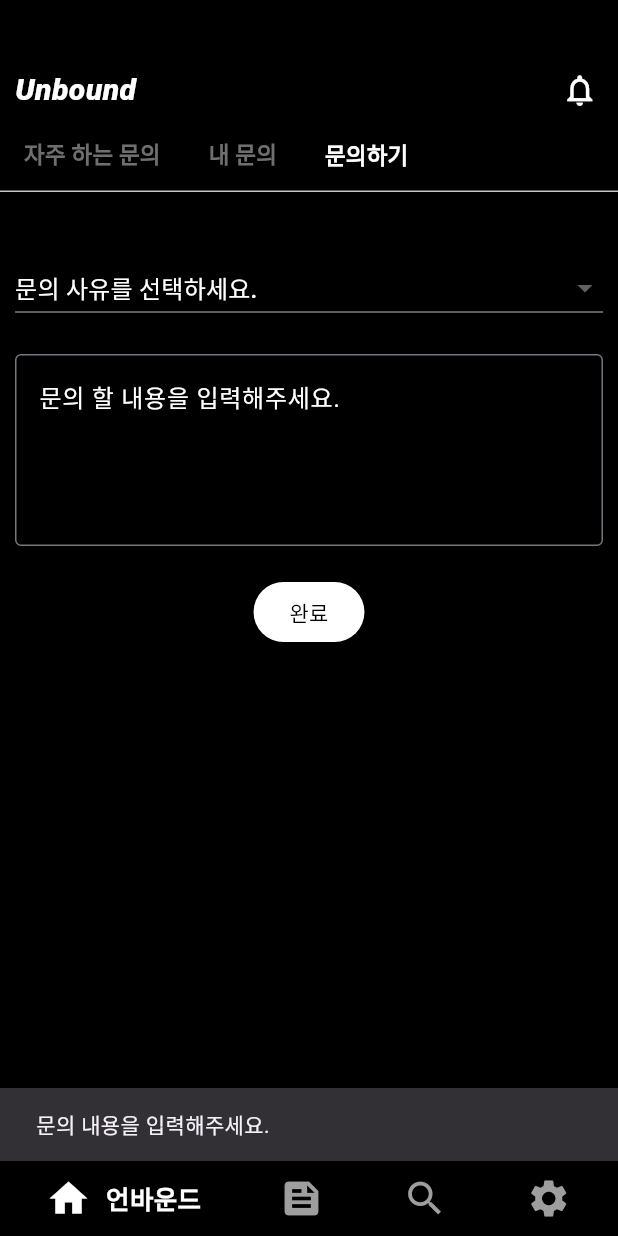
After one commit to bbprojectteam/unbound_app, a Flutter app: the InquiryScreen screen opened by its route, tab 3 chosen, after a tap on "완료", on a phone screen of 412 x 824 dp. The commit adds this screen. Run offline on Flutter 3.47's test engine with Material 3 defaults, Android fonts, the phone set to English and light mode, and no system bars; our stand-ins replace firebase_auth, firebase_core, flutter_dotenv, flutter_svg, get, go_router and 3 more; accounts and stored records are empty.

Commit message:
문의 화면 추가

```diff
--- a/lib/main.dart
+++ b/lib/main.dart
@@ -5,6 +5,7 @@ import 'package:badboys/router/app_router.dart';
 import 'package:badboys/screen/comn/custom_appbar_screen.dart';
 import 'package:badboys/screen/comn/splash_screen.dart';
 import 'package:badboys/screen/game/count_down_screen.dart';
+import 'package:badboys/screen/inquiry/inquiry_screen.dart';
 import 'package:badboys/screen/playHistory/play_history_screen.dart';
 import 'package:badboys/screen/game/playing_screen.dart';
 import 'package:badboys/screen/home/home_screen.dart';
@@ -65,7 +66,8 @@ class MyApp extends StatelessWidget {
                   page: () => AppScreen(child: ReportScreen())),
               GetPage(name: '/notification',
                   page: () => AppScreen(child: NotificationScreen())),
-
+              GetPage(name: '/inquiry',
+                  page: () => AppScreen(child: InquiryScreen())),
 
 
             ],
--- a/lib/screen/home/home_screen.dart
+++ b/lib/screen/home/home_screen.dart
@@ -479,7 +479,7 @@ class _HomeScreenState extends State<HomeScreen> with TickerProviderStateMixin {
                             children: [
                               HomeMenuBtn(icon: null, imagePath:  'assets/images/admin.png', title: "내 정보",iconWSize: 6.6.w, iconHSize: 3.h ,uri:'/',arguments:{}),
                               HomeMenuBtn(icon: null, imagePath:  'assets/images/admin.png', title: "내 정보",iconWSize: 6.6.w, iconHSize: 3.h ,uri:'/',arguments:{}),
-                              HomeMenuBtn(icon: null, imagePath:  'assets/images/admin.png', title: "내 정보",iconWSize: 6.6.w, iconHSize: 3.h ,uri:'/',arguments:{}),
+                              HomeMenuBtn(icon: null, imagePath:  'assets/images/admin.png', title: "문의하기",iconWSize: 6.6.w, iconHSize: 3.h ,uri:'/inquiry',arguments:{}),
                               HomeMenuBtn(icon: null, imagePath:  'assets/images/admin.png', title: "신고하기",iconWSize: 6.6.w, iconHSize: 3.h ,uri:'/report',arguments:{}),
                             ],
                           ),
--- /dev/null
+++ b/lib/screen/inquiry/inquiry_screen.dart
@@ -0,0 +1,180 @@
+import 'package:badboys/screen/comn/custom_appbar_screen.dart';
+import 'package:badboys/subScreen/inquiry/inquiry_wrt_screen.dart';
+import 'package:badboys/subScreen/inquiry/inquirt_list_item.dart';
+import 'package:badboys/subScreen/report/report_drop_down_item.dart';
+import 'package:flutter/material.dart';
+import 'package:responsive_sizer/responsive_sizer.dart';
+
+class InquiryScreen extends StatefulWidget {
+  const InquiryScreen({super.key});
+
+  @override
+  State<InquiryScreen> createState() => _InquiryScreenState();
+}
+
+class _InquiryScreenState extends State<InquiryScreen> with TickerProviderStateMixin {
+
+  late TabController _tabController;
+  @override
+  void initState() {
+    super.initState();
+    _tabController = TabController(length: 3, vsync: this);
+  }
+
+  @override
+  void dispose() {
+    _tabController.dispose();
+    super.dispose();
+  }
+
+
+  @override
+  Widget build(BuildContext context) {
+    return Container(
+      width: 100.w,
+      height: 100.h,
+      color: Colors.black,
+      child: Column(
+        children: [
+          SizedBox(height: 40,),
+          CustomAppbarScreen(isNotification: true, isListMenu: false),
+
+          TabBar(
+            tabAlignment : TabAlignment.start,
+            isScrollable : true,
+            controller: _tabController,
+            indicator: BoxDecoration(),  // 밑줄 제거
+            labelStyle: TextStyle(
+              color: Colors.white,
+              fontSize: 16,
+              fontWeight: FontWeight.w900,
+            ),
+            unselectedLabelStyle: TextStyle(
+              fontSize: 15,
+              color: Colors.grey.withOpacity(0.7),  // 선택되지 않은 탭의 텍스트 색
+            ),
+            indicatorColor: Colors.white,
+            tabs: [
+              Tab(child: Text('자주 하는 문의',style: TextStyle(fontSize: 15,fontWeight: FontWeight.w800),),),
+              Tab(child: Text('내 문의',style: TextStyle(fontSize: 15,fontWeight: FontWeight.w800),),),
+              Tab(child: Text('문의하기',style: TextStyle(fontSize: 15,fontWeight: FontWeight.w800),),),
+
+            ],
+          ),
+
+          // TabBarView를 사용하여 탭에 따라 다른 내용을 표시
+          Expanded(
+            child: TabBarView(
+              controller: _tabController,
+              children: [
+                SingleChildScrollView(
+                  child: Padding(
+                    padding: const EdgeInsets.only(left: 10,right: 10),
+                    child: Column(
+                      crossAxisAlignment: CrossAxisAlignment.start,
+                      children: [
+                        InquirtListItem(inquiryTitle: "매칭이 잘 안되는 거 같아요.",inquiryDetails: "디에틸내용",isInquiryCd: 0,),
+                        InquirtListItem(inquiryTitle: "사용 밥법을 모르겠어요",inquiryDetails: "디에틸내용",isInquiryCd: 1,),
+                        InquirtListItem(inquiryTitle: "게임을 이겼는데 점수가 안올랐어요",inquiryDetails: "디에틸내용",isInquiryCd: 0,),
+                        InquirtListItem(inquiryTitle: "오류가 있어요",inquiryDetails: "디에틸내용",isInquiryCd: 1,),
+                        InquirtListItem(inquiryTitle: "매칭이 잘 안되는 거 같아요.",inquiryDetails: "디에틸내용",isInquiryCd: 0,),
+
+                        InquirtListItem(inquiryTitle: "매칭이 잘 안되는 거 같아요.",inquiryDetails: "디에틸내용",isInquiryCd: 0,),
+                        InquirtListItem(inquiryTitle: "사용 밥법을 모르겠어요",inquiryDetails: "디에틸내용",isInquiryCd: 1,),
+                        InquirtListItem(inquiryTitle: "게임을 이겼는데 점수가 안올랐어요",inquiryDetails: "디에틸내용",isInquiryCd: 0,),
+                        InquirtListItem(inquiryTitle: "오류가 있어요",inquiryDetails: "디에틸내용",isInquiryCd: 1,),
+                        InquirtListItem(inquiryTitle: "매칭이 잘 안되는 거 같아요.",inquiryDetails: "디에틸내용",isInquiryCd: 0,),
+
+
+
+
+
+
+                        // Text(
+                        //   '내 문의',
+                        //   style: TextStyle(
+                        //     color: Colors.white,
+                        //     fontWeight: FontWeight.w700,
+                        //     fontSize: 18,
+                        //   ),
+                        // ),
+                        // InquirtListItem(inquiryTitle: "매칭이 안돼요",inquiryDetails: "디에틸내용",),
+                        // InquirtListItem(inquiryTitle: "매칭이 안돼요1",inquiryDetails: "디에틸내용",),
+                        // InquirtListItem(inquiryTitle: "매칭이 안돼요2",inquiryDetails: "디에틸내용",),
+                        // InquirtListItem(inquiryTitle: "매칭이 안돼요3",inquiryDetails: "디에틸내용",),
+                        // Center(
+                        //   child: Text(
+                        //     '문의 내역이 없습니다.',
+                        //     style: TextStyle(
+                        //       color: Colors.white,
+                        //       fontSize: 20,
+                        //       fontWeight: FontWeight.w700
+                        //     ),
+                        //   ),
+                        // ),
+
+
+
+                      ],
+                    ),
+                  ),
+                ),
+
+                SingleChildScrollView(
+                  child: Padding(
+                    padding: const EdgeInsets.only(left: 10,right: 10),
+                    child: Column(
+                      crossAxisAlignment: CrossAxisAlignment.start,
+                      children: [
+                        InquirtListItem(inquiryTitle: "매칭이 잘 안되는 거 같아요.",inquiryDetails: "디에틸내용",isInquiryCd: 0,),
+                        InquirtListItem(inquiryTitle: "사용 밥법을 모르겠어요",inquiryDetails: "디에틸내용",isInquiryCd: 1,),
+                        InquirtListItem(inquiryTitle: "게임을 이겼는데 점수가 안올랐어요",inquiryDetails: "디에틸내용",isInquiryCd: 0,),
+                        InquirtListItem(inquiryTitle: "오류가 있어요",inquiryDetails: "디에틸내용",isInquiryCd: 1,),
+                        InquirtListItem(inquiryTitle: "매칭이 잘 안되는 거 같아요.",inquiryDetails: "디에틸내용",isInquiryCd: 0,),
+
+
+
+                        // Text(
+                        //   '내 문의',
+                        //   style: TextStyle(
+                        //     color: Colors.white,
+                        //     fontWeight: FontWeight.w700,
+                        //     fontSize: 18,
+                        //   ),
+                        // ),
+                        // InquirtListItem(inquiryTitle: "매칭이 안돼요",inquiryDetails: "디에틸내용",),
+                        // InquirtListItem(inquiryTitle: "매칭이 안돼요1",inquiryDetails: "디에틸내용",),
+                        // InquirtListItem(inquiryTitle: "매칭이 안돼요2",inquiryDetails: "디에틸내용",),
+                        // InquirtListItem(inquiryTitle: "매칭이 안돼요3",inquiryDetails: "디에틸내용",),
+                        // Center(
+                        //   child: Text(
+                        //     '문의 내역이 없습니다.',
+                        //     style: TextStyle(
+                        //       color: Colors.white,
+                        //       fontSize: 20,
+                        //       fontWeight: FontWeight.w700
+                        //     ),
+                        //   ),
+                        // ),
+
+
+
+                      ],
+                    ),
+                  ),
+                ),
+
+                InquiryWrtScreen(),
+
+              ],
+            ),
+          ),
+
+
+
+
+        ],
+      ),
+    );
+  }
+}
--- a/lib/screen/report/report_screen.dart
+++ b/lib/screen/report/report_screen.dart
@@ -11,8 +11,8 @@ class ReportScreen extends StatefulWidget {
 }
 
 class _ReportScreenState extends State<ReportScreen> {
-  late String? _selectedReason; // 선택한 신고 사유를 저장할 변수
-  late String? _selectedMember; // 선택한 신고 멤버를 저장할 변수
+  late String? _selectedReason = null; // 선택한 신고 사유를 저장할 변수
+  late String? _selectedMember = null; // 선택한 신고 멤버를 저장할 변수
   TextEditingController _reportController = TextEditingController(); // 신고 사유를 적는 텍스트 필드 컨트롤러
 
   late final List<String> _reportReasons = [
--- /dev/null
+++ b/lib/subScreen/inquiry/inquirt_list_item.dart
@@ -0,0 +1,169 @@
+import 'package:flutter/material.dart';
+import 'package:responsive_sizer/responsive_sizer.dart';
+
+class InquirtListItem extends StatefulWidget {
+  const InquirtListItem({
+    super.key,
+    required this.inquiryTitle,
+    required this.inquiryDetails,  // 상세 내용 추가
+    required this.isInquiryCd,
+  });
+
+  final String? inquiryTitle;
+  final String? inquiryDetails;  // 상세 내용을 받기 위한 추가 변수
+  final int? isInquiryCd;  // 상세 내용을 받기 위한 추가 변수
+
+  @override
+  State<InquirtListItem> createState() => _InquirtListItemState();
+}
+
+class _InquirtListItemState extends State<InquirtListItem> {
+  bool _isExpanded = false;  // 컨테이너가 확장되었는지 여부를 추적
+  bool _isContentVisible = false;  // 애니메이션 후 콘텐츠를 보여줄지 여부
+
+  @override
+  Widget build(BuildContext context) {
+    return GestureDetector(
+      onTap: () {
+        setState(() {
+          _isExpanded = !_isExpanded;  // 탭 시 확장 상태 토글
+        });
+        if (_isExpanded) {
+          // 애니메이션이 끝난 후에 콘텐츠를 보이게 하려면 일정 시간 딜레이
+          Future.delayed(Duration(milliseconds: 300), () {
+            setState(() {
+              _isContentVisible = true;
+            });
+          });
+        } else {
+          setState(() {
+            _isContentVisible = false;
+          });
+        }
+      },
+      child: Container(
+        width: 100.w,
+        decoration: BoxDecoration(
+          border: Border(
+            bottom: BorderSide(width: 1.3, color: Colors.grey), // 아래쪽 테두리
+          ),
+        ),
+        child: Column(
+          children: [
+            // 상단 고정 영역 (Inquiry Title)
+            Container(
+              width: 100.w,
+              height: 7.h,
+              child: Row(
+                mainAxisAlignment: MainAxisAlignment.spaceBetween,
+                children: [
+                  Row(
+                    mainAxisAlignment: MainAxisAlignment.start,
+                    children: [
+                      ClipRRect(
+                        borderRadius: BorderRadius.circular(10),
+                        child: Image.asset(
+                          'assets/images/intro.png',
+                          width: 40,
+                          height: 40,
+                          fit: BoxFit.cover,
+                        ),
+                      ),
+                      SizedBox(width: 10),
+                      Container(
+                        width: 57.w,
+                        child: Text(
+                          widget.inquiryTitle!,
+                          style: TextStyle(
+                            color: Colors.white,
+                            fontWeight: FontWeight.w700,
+                            fontSize: 17,
+                            overflow: TextOverflow.ellipsis,
+                          ),
+                        ),
+                      ),
+                    ],
+                  ),
+                  Text(
+                    widget.isInquiryCd == 1 ? '답변완료' : '확인중',
+                    style: TextStyle(
+                      color: widget.isInquiryCd == 1 ? Colors.grey : Colors.white,
+                      fontWeight: FontWeight.w700,
+                      fontSize: 15,
+                      overflow: TextOverflow.ellipsis,
+                    ),
+                  ),
+                  Icon(
+                    _isExpanded
+                        ? Icons.keyboard_arrow_up
+                        : Icons.keyboard_arrow_down, // 확장/축소 상태에 따라 아이콘 변경
+                    size: 40,
+                    color: Colors.white,
+                  ),
+                ],
+              ),
+            ),
+            // 확장/축소되는 영역 (내용)
+            AnimatedContainer(
+              duration: Duration(milliseconds: 300), // 애니메이션 지속 시간
+              curve: Curves.easeInOut, // 애니메이션 곡선
+              width: 100.w,
+              height: _isExpanded ? 20.h : 0, // 확장/축소되는 높이
+              padding: EdgeInsets.all(10),
+              child: _isExpanded && _isContentVisible
+                  ? Column(
+                mainAxisAlignment: MainAxisAlignment.start,
+                crossAxisAlignment: CrossAxisAlignment.start,
+                children: [
+                  Text(
+                    '문의 내용',
+                    style: TextStyle(
+                      color: Colors.white,
+                      fontSize: 16,
+                      fontWeight: FontWeight.w400,
+                    ),
+                  ),
+                  SizedBox(height: 5,),
+                  Text(
+                    '매칭이 잘 안되는 거 같아요.',
+                    style: TextStyle(
+                      color: Colors.white,
+                      fontSize: 16,
+                      fontWeight: FontWeight.w400,
+                    ),
+                  ),
+                  SizedBox(height: 20,),
+
+                  Container(
+                    width: 98.w,
+                    height: 1,
+                    color: Colors.white,
+                  ),
+                  SizedBox(height: 20,),
+                  Text(
+                    '답변',
+                    style: TextStyle(
+                      color: Colors.white,
+                      fontSize: 16,
+                      fontWeight: FontWeight.w400,
+                    ),
+                  ),
+                  Text(
+                    widget.inquiryDetails!,
+                    style: TextStyle(
+                      color: Colors.white,
+                      fontSize: 16,
+                      fontWeight: FontWeight.w400,
+                    ),
+                  ),
+
+                ],
+              )
+                  : SizedBox.shrink(), // 축소 상태에서는 아무것도 보이지 않음
+            ),
+          ],
+        ),
+      ),
+    );
+  }
+}
--- /dev/null
+++ b/lib/subScreen/inquiry/inquiry_wrt_screen.dart
@@ -0,0 +1,94 @@
+import 'package:badboys/screen/comn/custom_appbar_screen.dart';
+import 'package:badboys/subScreen/report/report_drop_down_item.dart';
+import 'package:flutter/material.dart';
+import 'package:responsive_sizer/responsive_sizer.dart';
+
+class InquiryWrtScreen extends StatefulWidget {
+  const InquiryWrtScreen({super.key});
+
+  @override
+  State<InquiryWrtScreen> createState() => _InquiryWrtScreenState();
+}
+
+class _InquiryWrtScreenState extends State<InquiryWrtScreen> {
+  late String? _selectedReason = null;
+  TextEditingController _inquiryController = TextEditingController(); // 신고 사유를 적는 텍스트 필드 컨트롤러
+
+  late final List<String> _inquiryReasons = [
+    '문의 사유1',
+    '문의 사유2',
+    '문의 사유3',
+    '문의 사유4',
+  ]; // 문의 사유 목록
+
+  @override
+  Widget build(BuildContext context) {
+    return Container(
+      width: 100.w,
+      height: 100.h,
+      color: Colors.black,
+      child: Column(
+        children: [
+          SizedBox(height: 40,),
+          // CustomAppbarScreen(isNotification: true, isListMenu: false),
+
+          Padding(
+            padding: const EdgeInsets.only(left: 10,right: 10),
+            child: Column(
+              children: [
+                ReportDropDownItem(
+                  selectedDropDownMenuItem: _selectedReason ,
+                  dropDownMenuInitTitle: '문의 사유를 선택하세요.',
+                  dropDownMenuList: _inquiryReasons,
+                  callBack: (selectedItem){
+                    _selectedReason = selectedItem;
+                    setState(() {});
+                  },
+                ),
+
+                SizedBox(height: 20),
+
+                // 신고 사유 입력 TextField
+                TextField(
+                  controller: _inquiryController,
+                  style: TextStyle(color: Colors.white), // 입력 텍스트를 흰색으로 설정
+                  decoration: InputDecoration(
+                    labelStyle: TextStyle(color: Colors.white),
+                    border: OutlineInputBorder(),
+                    hintText: '문의 할 내용을 입력해주세요.',
+                    hintStyle: TextStyle(color: Colors.white), // 힌트 텍스트 흰색
+                  ),
+                  maxLines: 4,
+                ),
+                SizedBox(height: 20),
+                // 신고 버튼
+                ElevatedButton(
+                  onPressed: () {
+                    if (_selectedReason != null &&
+                        _inquiryController.text.isNotEmpty) {
+                      // 신고 처리 로직 추가
+                      ScaffoldMessenger.of(context).showSnackBar(
+                        SnackBar(content: Text('문의가 접수되었습니다.')),
+                      );
+                    } else {
+                      ScaffoldMessenger.of(context).showSnackBar(
+                        SnackBar(content: Text('문의 내용을 입력해주세요.')),
+                      );
+                    }
+                  },
+                  child: Text('완료', style: TextStyle(color: Colors.black)),
+                  // 버튼 텍스트 흰색
+                  style: ElevatedButton.styleFrom(
+                    backgroundColor: Colors.white, // 버튼 배경색을 파란색으로 설정
+                  ),
+                ),
+              ],
+            ),
+          ),
+
+
+        ],
+      ),
+    );
+  }
+}
```
